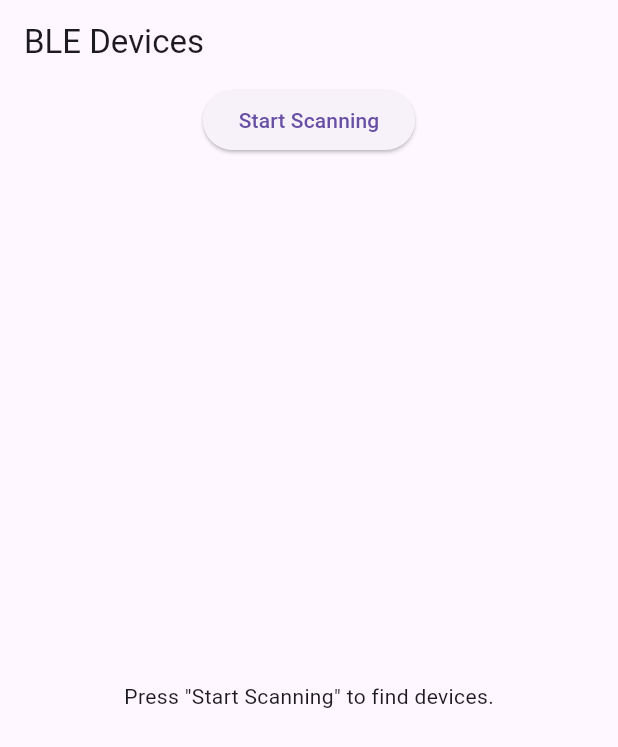
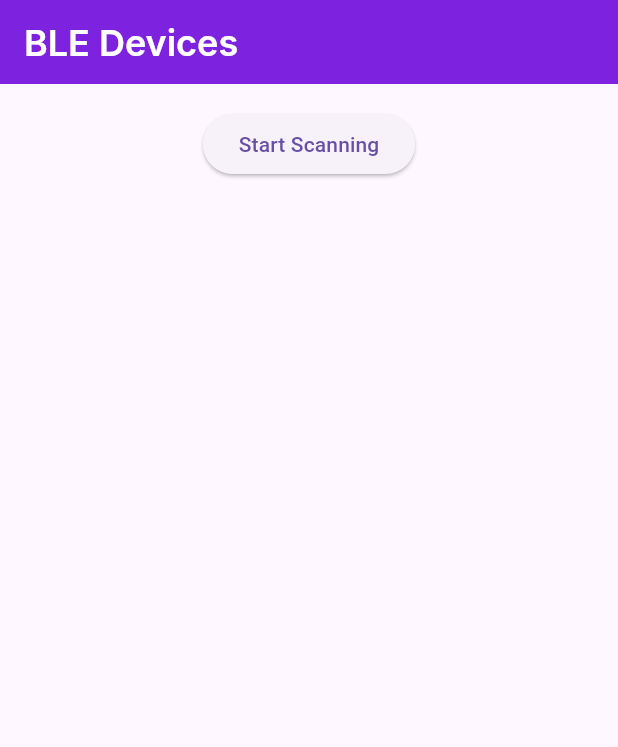
Before and after one commit to gagandeepkaur15/smart-home, a Flutter app: the BLEScanScreen screen opened by its route, on a phone screen of 412 x 824 dp. Shown: the top 747 px of the screen. Run offline on Flutter 3.47's test engine with Material 3 defaults, Android fonts, the phone set to English and light mode, and no system bars; our stand-ins replace equatable, firebase_auth, firebase_core, flutter_bloc, flutter_blue_plus, go_router and 2 more; accounts and stored records are empty.

Commit message:
UI enhancement

```diff
--- a/lib/screens/ble.dart
+++ b/lib/screens/ble.dart
@@ -5,6 +5,7 @@ import 'package:flutter_bloc/flutter_bloc.dart';
 import 'package:smart_home/bloc/ble/ble_bloc.dart';
 import 'package:smart_home/bloc/ble/ble_event.dart';
 import 'package:smart_home/bloc/ble/ble_state.dart';
+import 'package:smart_home/theme/app_theme.dart';
 
 class BLEScanScreen extends StatelessWidget {
   const BLEScanScreen({super.key});
@@ -14,59 +15,115 @@ class BLEScanScreen extends StatelessWidget {
     final bleBloc = BlocProvider.of<BLEBloc>(context);
 
     return Scaffold(
-      appBar: AppBar(title: const Text('BLE Devices')),
-      body: Column(
+      appBar: AppBar(
+        backgroundColor: context.theme.primaryColor,
+        foregroundColor: Colors.white,
+        title: Text(
+          'BLE Devices',
+          style: context.theme.textTheme.titleMedium,
+        ),
+      ),
+      body: Padding(
+        padding: const EdgeInsets.all(16),
+        child: Column(
           children: [
             ElevatedButton(
               onPressed: () {
-              bleBloc.add(BLEScanStart()); // Start scanning
+                bleBloc.add(BLEScanStart());
               },
               child: const Text('Start Scanning'),
             ),
             Expanded(
               child: BlocBuilder<BLEBloc, BLEState>(
                 builder: (context, state) {
-                if (state is BLEScanInProgressState) {
-                  return const Center(
-                      child: CircularProgressIndicator()); // Show loading
-                } else if (state is BLEScanCompleteState) {
-                  return ListView.builder(
-                    itemCount: state.devices.length, // Show list of devices
+                  List devices = [];
+                  String? connectedDeviceName;
+                  String? connectedDeviceId;
+
+                  if (state is BLEScanCompleteState) {
+                    devices = state.devices;
+                  } else if (state is BLEDeviceConnectedState) {
+                    connectedDeviceName = state.device.name.isNotEmpty
+                        ? state.device.name
+                        : "Unknown Device";
+                    connectedDeviceId = state.device.id.toString();
+                  } else if (state is BLEScanInProgressState) {
+                    return const Center(child: CircularProgressIndicator());
+                  } else if (state is BLEDeviceErrorState) {
+                    return Center(child: Text(state.message));
+                  }
+
+                  return Column(
+                    children: [
+                      if (connectedDeviceName != null &&
+                          connectedDeviceId != null)
+                        Card(
+                          color: Colors.green.shade50,
+                          margin: const EdgeInsets.all(10),
+                          child: ListTile(
+                            title: Row(
+                              children: [
+                                Text(
+                                  "Connected to: ",
+                                  style: context.theme.textTheme.bodySmall!
+                                      .copyWith(
+                                    fontWeight: FontWeight.w600,
+                                  ),
+                                ),
+                                Text(
+                                  connectedDeviceName,
+                                  style: context.theme.textTheme.bodySmall,
+                                ),
+                              ],
+                            ),
+                            subtitle: Row(
+                              children: [
+                                Text(
+                                  "ID: ",
+                                  style: context.theme.textTheme.bodySmall!
+                                      .copyWith(
+                                    fontWeight: FontWeight.w600,
+                                  ),
+                                ),
+                                Text(
+                                  connectedDeviceId,
+                                  style: context.theme.textTheme.bodySmall,
+                                ),
+                              ],
+                            ),
+                          ),
+                        ),
+                      Expanded(
+                        child: ListView.builder(
+                          itemCount: devices.length,
                           itemBuilder: (context, index) {
-                      final device = state.devices[index];
+                            final device = devices[index];
                             return ListTile(
-                        title: Text(device.name.isEmpty
+                              title: Text(
+                                device.name.isEmpty
                                     ? "Unknown Device"
-                            : device.name),
-                        subtitle: Text(device.id.toString()),
+                                    : device.name,
+                                style: context.theme.textTheme.bodyMedium,
+                              ),
+                              subtitle: Text(
+                                device.id.toString(),
+                                style: context.theme.textTheme.bodySmall,
+                              ),
                               onTap: () {
-                          bleBloc.add(BLEDeviceSelect(
-                              device)); // Connect to selected device
+                                bleBloc.add(BLEDeviceSelect(device));
                               },
                             );
                           },
+                        ),
+                      ),
+                    ],
                   );
-                } else if (state is BLEDeviceConnectedState) {
-                  return Center(
-                    child: Column(
-                      mainAxisAlignment: MainAxisAlignment.center,
-                      children: [
-                        Text('Connected to ${state.device.name}'),
-                        const SizedBox(height: 10),
-                        Text('Data: ${state.data}'),
-                      ],
-                    ),
-                  );
-                } else if (state is BLEDeviceErrorState) {
-                  return Center(child: Text(state.message));
-                }
-                return const Center(
-                    child: Text('Press "Start Scanning" to find devices.'));
                 },
               ),
             ),
           ],
         ),
+      ),
     );
   }
 }
```
Also changed, not shown: lib/screens/dashboard.dart (+59 -6 lines). Lines whose indentation alone changed are shown as unchanged.
